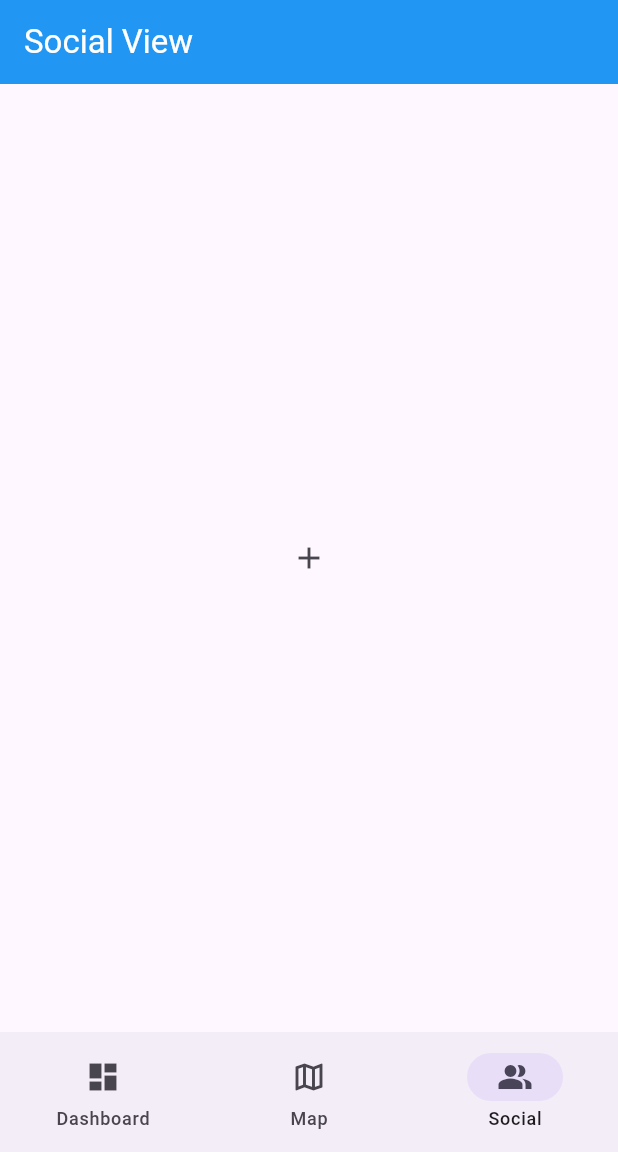
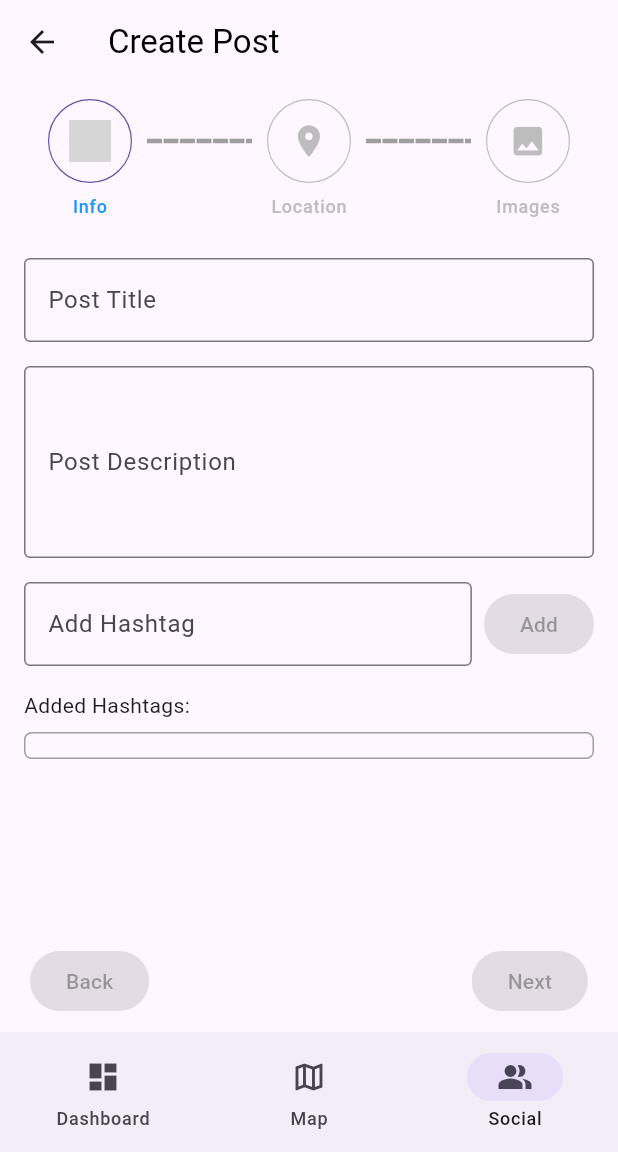
Before and after one commit to Overcastly/mobile, a Flutter app: the MainWrapper screen opened directly, item 3 of the bottom bar chosen, after a tap on the "add" icon, on a phone screen of 412 x 824 dp, the part 84-1236 px from its top. Run offline on Flutter 3.47's test engine with Material 3 defaults, Android fonts, the phone set to English and light mode, and no system bars; drawn by our look-alikes of easy_stepper; our stand-ins replace file_picker, flutter_dotenv, flutter_map, latlong2; missing offline and left inert: mongo_dart; accounts and stored records are empty; grey boxes are pictures that could not be loaded.

Commit message:
create post steps
create post steps. cant test with images on emulator. will try to find workaround to test later

```diff
--- a/lib/mainwrapper.dart
+++ b/lib/mainwrapper.dart
@@ -2,6 +2,7 @@ import 'package:flutter/material.dart';
 import 'package:mobile/navigation/dashboard_nav.dart';
 import 'package:mobile/navigation/map_nav.dart';
 import 'package:mobile/views/login/login_view.dart';
+import 'package:mobile/views/social/create_post.dart';
 import 'navigation/social_nav.dart';
 
 
@@ -87,7 +88,19 @@ class _MainWrapperState extends State<MainWrapper> {
             children: [
               const Dashboard(),
               const Map(),
-              const Social(),
+              Navigator(
+                onGenerateRoute: (RouteSettings settings) {
+                  Widget page;
+                  switch(settings.name) {
+                    case '/create_post':
+                      page = const CreatePost();
+                      break;
+                    default:
+                      page = const Social();
+                  }
+                  return MaterialPageRoute(builder: (context) => page);
+                },
+              ),
             ],
           )
       )
--- /dev/null
+++ b/lib/views/social/create_post.dart
@@ -0,0 +1,479 @@
+import 'dart:convert';
+import 'dart:io';
+import 'package:flutter/material.dart';
+import 'package:easy_stepper/easy_stepper.dart';
+import 'package:flutter_map/flutter_map.dart';
+import 'package:file_picker/file_picker.dart';
+import 'package:latlong2/latlong.dart';
+
+import '../../mongodb.dart';
+
+class CreatePost extends StatefulWidget {
+  const CreatePost({super.key});
+
+  @override
+  State<CreatePost> createState() => _CreatePostState();
+}
+
+class _CreatePostState extends State<CreatePost> {
+  int activeStep = 0; //Track the active step
+  bool isNextButtonEnabled = false;
+  LatLng? selectedLocation;
+  File? selectedImage;
+  String? imageBase64String;
+
+  final TextEditingController _titleController = TextEditingController();
+  final TextEditingController _descriptionController = TextEditingController();
+  final TextEditingController _hashtagController = TextEditingController();
+  final List<String> hashtags = [];
+
+  @override
+  void initState() {
+    super.initState();
+    //Add listeners to text fields to monitor changes
+    _titleController.addListener(_validateInputs);
+    _descriptionController.addListener(_validateInputs);
+    _hashtagController.addListener(_validateInputs);
+  }
+
+  @override
+  void dispose() {
+    //Clean up controllers
+    _titleController.dispose();
+    _descriptionController.dispose();
+    _hashtagController.dispose();
+    super.dispose();
+  }
+
+  void _validateInputs() {
+    setState(() {
+      if (activeStep == 1) {
+        isNextButtonEnabled = selectedLocation != null;
+      } else {
+        isNextButtonEnabled = _titleController.text.trim().isNotEmpty &&
+            _descriptionController.text.trim().isNotEmpty;
+      }
+    });
+  }
+
+  //Add a hashtag to the list
+  void addHashtag() {
+    final String hashtag = _hashtagController.text.trim();
+
+    if (hashtag.isNotEmpty && !hashtag.contains(' ') && !(hashtags.contains('#$hashtag'))) {
+      setState(() {
+        hashtags.add('#$hashtag');
+      });
+      _hashtagController.clear();
+    } else {
+      ScaffoldMessenger.of(context).showSnackBar(
+        const SnackBar(
+          content: Text("Enter a valid, unique hashtag (one word, no spaces)."),
+        ),
+      );
+    }
+  }
+
+  void _removeHashtag(String hashtag) {
+    setState(() {
+      hashtags.remove(hashtag);
+      _validateInputs(); // Re-validate after removing a hashtag
+    });
+  }
+
+  //Ensures the user cannot proceed to the next step unless title and description are filled
+  bool _canProceedToNextStep() {
+    return _titleController.text.trim().isNotEmpty &&
+        _descriptionController.text.trim().isNotEmpty;
+  }
+
+  void _onMapTapped(LatLng position) {
+    setState(() {
+      selectedLocation = position;
+      _validateInputs(); // Re-validate when location is selected
+    });
+  }
+
+  Future<void> _pickImage() async {
+    try {
+      // Open file picker to pick an image
+      FilePickerResult? result = await FilePicker.platform.pickFiles(
+        type: FileType.image,
+        allowMultiple: false,
+      );
+
+      if (result != null && result.files.single.path != null) {
+        String filePath = result.files.single.path!;
+        File imageFile = File(filePath);
+
+        // Convert the image file to Base64 string
+        _convertImageToBase64(imageFile);
+      } else {
+        // No file selected
+        ScaffoldMessenger.of(context).showSnackBar(
+          const SnackBar(content: Text("No image selected")),
+        );
+      }
+    } catch (e, stacktrace) {
+      debugPrint("Error while picking an image: $e");
+      debugPrint("Stacktrace: $stacktrace");
+
+      ScaffoldMessenger.of(context).showSnackBar(
+        const SnackBar(content: Text("Failed to pick an image. Please try again.")),
+      );
+    }
+  }
+
+  Future<void> _convertImageToBase64(File imageFile) async {
+    try {
+      List<int> imageBytes = await imageFile.readAsBytes();
+
+      //Encode the bytes to Base64 string
+      String base64String = base64Encode(imageBytes);
+
+      setState(() {
+        selectedImage = imageFile;
+        imageBase64String = base64String;
+      });
+    } catch (e) {
+      ScaffoldMessenger.of(context).showSnackBar(
+        const SnackBar(content: Text("Error converting image to Base64")),
+      );
+    }
+  }
+
+  void createPost(BuildContext context) async {
+    if (_titleController.text.isEmpty || _descriptionController.text.isEmpty || selectedLocation == null) {
+      ScaffoldMessenger.of(context).showSnackBar(
+        const SnackBar(content: Text("Please complete all fields before submitting.")),
+      );
+      return;
+    }
+
+    final String title = _titleController.text.trim();
+    final String description = _descriptionController.text.trim();
+    final List<String> tags = hashtags;
+    final double lat = selectedLocation!.latitude;
+    final double lng = selectedLocation!.longitude;
+    final String imageUrl = imageBase64String!;
+
+    final error = await MongoDatabase.doCreatePost(title, description, tags, lat, lng, imageUrl);
+
+    if(error != null) {
+      ScaffoldMessenger.of(context).showSnackBar(
+        SnackBar(content: Text(error as String)),
+      );
+    } else {
+      Navigator.pop(context);
+    }
+
+  }
+
+
+  @override
+  Widget build(BuildContext context) {
+    return Scaffold(
+      appBar: AppBar(
+        backgroundColor: Colors.transparent,
+        title: const Text(
+          "Create Post",
+          style: TextStyle(color: Colors.black),
+        ),
+      ),
+      body: Column(
+        mainAxisAlignment: MainAxisAlignment.start,
+        children: [
+          // EasyStepper widget
+          EasyStepper(
+            activeStep: activeStep,
+            lineStyle: const LineStyle(
+              lineLength: 70,
+              lineType: LineType.normal,
+              lineThickness: 3,
+              lineSpace: 1,
+              lineWidth: 10,
+              unreachedLineType: LineType.dashed,
+              defaultLineColor: Colors.grey,
+              finishedLineColor: Colors.green,
+            ),
+            stepRadius: 28,
+            activeStepTextColor: Colors.blue,
+            finishedStepTextColor: Colors.green,
+            internalPadding: 20,
+            steps: const [
+              EasyStep(
+                icon: Icon(Icons.info),
+                title: 'Info',
+              ),
+              EasyStep(
+                icon: Icon(Icons.location_on),
+                title: 'Location',
+              ),
+              EasyStep(
+                icon: Icon(Icons.image),
+                title: 'Images',
+              ),
+            ],
+            //Prevent step navigation if not valid
+            onStepReached: (index) {
+              if (index == activeStep) return; // Prevent redundant navigation to the same step
+
+              if (index == 0 || index < activeStep) {
+                // Allow navigation to previous or current steps
+                setState(() {
+                  activeStep = index;
+                });
+              } else if (activeStep == 0 && index == 1) {
+                // Step 1: Ensure title and description are filled before moving to "Location"
+                if (_titleController.text.trim().isEmpty || _descriptionController.text.trim().isEmpty) {
+                  ScaffoldMessenger.of(context).showSnackBar(
+                    const SnackBar(content: Text("Please fill in the title and description to proceed.")),
+                  );
+                } else {
+                  setState(() {
+                    activeStep = 1;
+                  });
+                }
+              } else if (activeStep == 1 && index == 2) {
+                // Step 2: Ensure location is selected before moving to "Images"
+                if (selectedLocation == null) {
+                  ScaffoldMessenger.of(context).showSnackBar(
+                    const SnackBar(content: Text("Please select a location on the map to proceed.")),
+                  );
+                } else {
+                  setState(() {
+                    activeStep = 2;
+                  });
+                }
+              } else {
+                // Prevent skipping steps
+                ScaffoldMessenger.of(context).showSnackBar(
+                  const SnackBar(content: Text("Complete the steps in order.")),
+                );
+              }
+            },
+          ),
+          Expanded(
+            child: _getStepContent(activeStep),
+          ),
+          Padding(
+            padding: const EdgeInsets.symmetric(horizontal: 20, vertical: 10),
+            child: Row(
+              mainAxisAlignment: MainAxisAlignment.spaceBetween,
+              children: [
+                ElevatedButton(
+                  onPressed: activeStep > 0
+                      ? () {
+                    setState(() {
+                      activeStep--;
+                    });
+                  }
+                      : null,
+                  child: const Text('Back'),
+                ),
+                ElevatedButton(
+                  onPressed: isNextButtonEnabled
+                      ? () {
+                    setState(() {
+                      if (activeStep < 2) {
+                        activeStep++;
+                        _validateInputs(); // Re-validate for the next step
+                      } else {
+                        // Handle submission on the last step
+                        createPost(context);
+                      }
+                    });
+                  }
+                      : null,
+                  child: Text(activeStep == 2 ? 'Post' : 'Next'),
+                ),
+              ],
+            ),
+          ),
+        ],
+      ),
+    );
+  }
+
+  ///Returns content for each step
+  Widget _getStepContent(int step) {
+    switch (step) {
+
+      ///INFO STEP
+      case 0:
+        return SingleChildScrollView(
+          child: Padding(
+            padding: const EdgeInsets.all(16.0),
+            child: Column(
+              crossAxisAlignment: CrossAxisAlignment.start,
+              children: [
+                // Title Input
+                TextField(
+                  controller: _titleController,
+                  decoration: const InputDecoration(
+                    labelText: "Post Title",
+                    border: OutlineInputBorder(),
+                  ),
+                ),
+                const SizedBox(height: 16),
+
+                // Description Input
+                TextField(
+                  controller: _descriptionController,
+                  decoration: const InputDecoration(
+                    labelText: "Post Description",
+                    border: OutlineInputBorder(),
+                  ),
+                  maxLines: 4,
+                ),
+                const SizedBox(height: 16),
+
+                // Hashtag Input Row
+                Row(
+                  children: [
+                    Expanded(
+                      child: TextField(
+                        controller: _hashtagController,
+                        decoration: const InputDecoration(
+                          labelText: "Add Hashtag",
+                          border: OutlineInputBorder(),
+                        ),
+                      ),
+                    ),
+                    const SizedBox(width: 8),
+                    ElevatedButton(
+                      onPressed: _hashtagController.text.trim().isNotEmpty ? addHashtag : null,
+                      child: const Text("Add"),
+                    ),
+                  ],
+                ),
+                const SizedBox(height: 16),
+
+                // Display Added Hashtags
+                Text(
+                  "Added Hashtags:",
+                  style: Theme.of(context).textTheme.bodyMedium,
+                ),
+                const SizedBox(height: 8),
+                Container(
+                  padding: const EdgeInsets.all(8.0),
+                  width: double.infinity,
+                  decoration: BoxDecoration(
+                    border: Border.all(color: Colors.grey),
+                    borderRadius: BorderRadius.circular(5),
+                  ),
+                  child: Wrap(
+                    spacing: 8.0,
+                    runSpacing: 4.0,
+                    children: hashtags.map((tag) => Chip(
+                      label: Text(tag),
+                      onDeleted: () => _removeHashtag(tag),
+                    ),
+                    )
+                    .toList(),
+                  ),
+                ),
+              ],
+            ),
+          ),
+        );
+
+      ///LOCATION STEP
+      case 1:
+        return Stack(
+          children: [
+            FlutterMap(
+              options: MapOptions(
+                onTap: (tapPosition, latlng) {
+                  _onMapTapped(latlng); // Update `selectedLocation` when the map is tapped
+                },
+                initialCenter: const LatLng(28.538336, -81.379234),
+                cameraConstraint: CameraConstraint.contain(
+                  bounds: LatLngBounds(
+                    const LatLng(-90, -180.0), const LatLng(90.0, 180.0),
+                  ),
+                ),
+                initialZoom: 10,
+                minZoom: 2,
+                interactionOptions: const InteractionOptions(flags: ~InteractiveFlag.doubleTapZoom),
+              ),
+              children: [
+                TileLayer(
+                  urlTemplate: 'https://tile.openstreetmap.org/{z}/{x}/{y}.png',
+                  userAgentPackageName: 'com.overcastly.app',
+                ),
+                if (selectedLocation != null)
+                   MarkerLayer(
+                    markers: [
+                      Marker(point: selectedLocation!,
+                        child: const Icon(
+                          Icons.location_on,
+                          color: Colors.red,
+                          size: 40,
+                        ),
+                      ),
+                    ],
+                  ),
+              ],
+            ),
+          ],
+        );
+
+      ///IMAGES STEP
+      case 2:
+        return Column(
+          mainAxisAlignment: MainAxisAlignment.center,
+          children: [
+            const Row(
+              mainAxisAlignment: MainAxisAlignment.center,
+              children: [
+                Text(
+                    'Please Insert an Image. This step is optional.',
+                    style: TextStyle(
+                      fontSize: 16,
+                    ),
+                ),
+              ],
+            ),
+            const SizedBox(height: 20),
+            SizedBox(
+              height: 50,
+              child: ElevatedButton.icon(
+                onPressed: _pickImage,
+                icon: const Icon(Icons.attach_file),
+                label: const Text("Attach Image"),
+              ),
+            ),
+            const SizedBox(height: 20),
+            if (selectedImage != null)
+              Column(
+                children: [
+                  Image.file(
+                    selectedImage!,
+                    width: 100,
+                    height: 100,
+                    fit: BoxFit.cover,
+                  ),
+                  const SizedBox(height: 10),
+                  Text(
+                    'Base64 String:',
+                    style: Theme.of(context).textTheme.bodyMedium,
+                  ),
+                  SizedBox(
+                    width: double.infinity,
+                    child: Text(
+                      imageBase64String ?? 'No Base64 String available',
+                      maxLines: 5,
+                      overflow: TextOverflow.ellipsis,
+                    ),
+                  ),
+                ],
+              ),
+          ],
+        );
+
+      default:
+        return const Center(child: Text("Invalid Step"));
+    }
+  }
+}
--- a/lib/views/social/social_main_view.dart
+++ b/lib/views/social/social_main_view.dart
@@ -1,4 +1,5 @@
 import 'package:flutter/material.dart';
+import 'create_post.dart';
 
 class SocialView extends StatelessWidget {
   const SocialView({super.key});
@@ -20,7 +21,9 @@ class SocialView extends StatelessWidget {
             IconButton(
               icon: const Icon(Icons.add),
               //child: const Text('Test'),
-              onPressed: () {},
+              onPressed: () {
+                Navigator.push(context, MaterialPageRoute(builder: (context) => const CreatePost()));
+              },
             ),
           ],
         ),
--- a/pubspec.yaml
+++ b/pubspec.yaml
@@ -41,6 +41,8 @@ dependencies:
   http: ^1.2.2
   flutter_map: ^7.0.2
   latlong2: ^0.9.1
+  easy_stepper: ^0.8.5
+  file_picker: ^8.1.4
 
 dev_dependencies:
   flutter_test:
```
Also changed, not shown: lib/mongodb.dart (+36 -0 lines), pubspec.lock.
